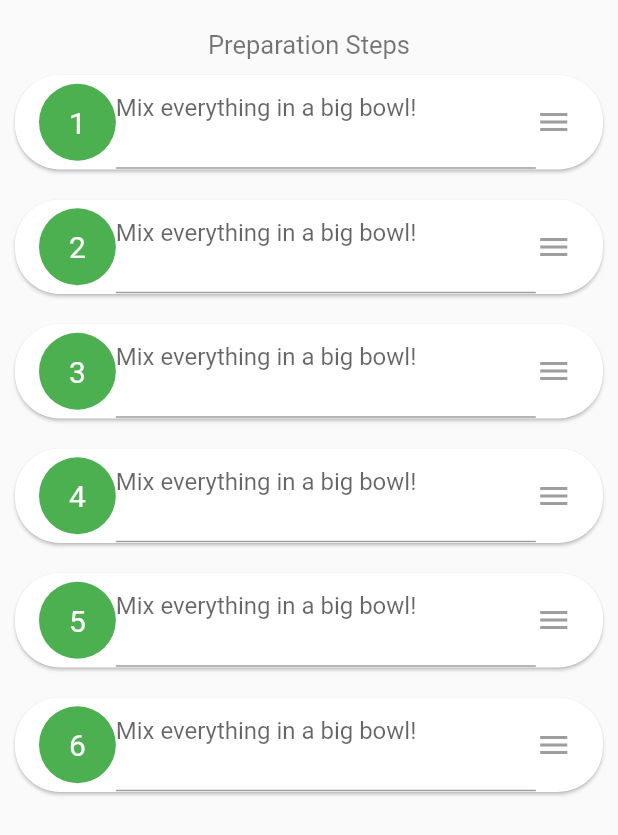
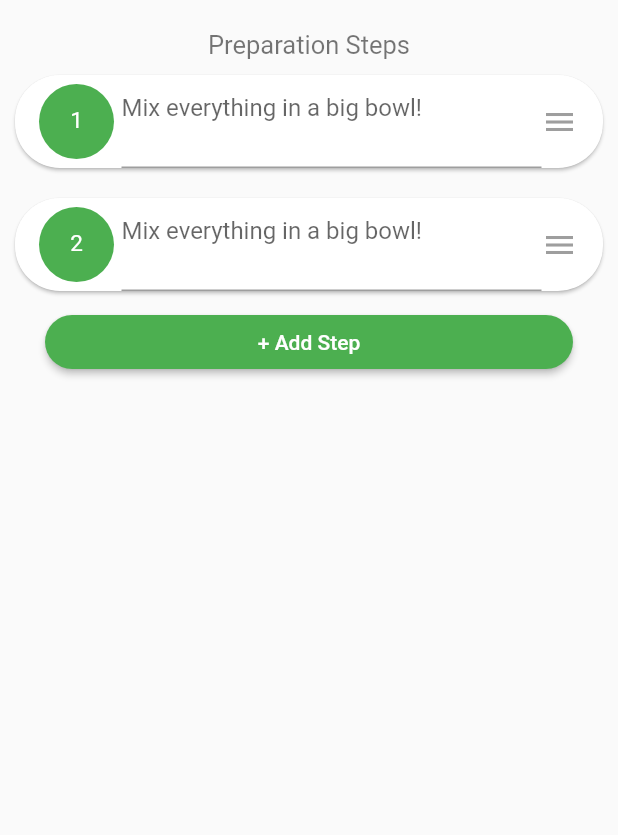
Before and after one commit to eidoof/eidoof-app, a Flutter app: the ReorderableList widget shown alone on an empty page, opened directly with empty values, on a phone screen of 412 x 824 dp. Shown: the top 835 px of the screen. Run offline on Flutter 3.47's test engine with Material 2 defaults, Android fonts, the light colour scheme and no system bars; our stand-ins replace flutter_secure_storage, image_picker, implicitly_animated_reorderable_list; accounts and stored records are empty; network calls fail.

Commit message:
add new button to recipe steps

```diff
--- a/lib/widgets/reorderable/reorderable_list.dart
+++ b/lib/widgets/reorderable/reorderable_list.dart
@@ -35,7 +35,7 @@
     _rows = List<Widget>();
     _steps = List<String>();
 
-    for (max_idx = 0; max_idx < 6; max_idx++) {
+    for (max_idx = 0; max_idx < 2; max_idx++) {
       var elem = new Text("");
       _rows.add(elem);
       _steps.add("");
@@ -70,6 +70,17 @@
     ScrollController _scrollController = PrimaryScrollController.of(context) ??
         ScrollController();
 
+
+    for (var i=0; i<_rows.length; i++) {
+      if(_steps[i] == "button") {
+        _steps.removeAt(i);
+        _rows.removeAt(i);
+      }
+    }
+
+    _rows.add(new Text("button"));
+    _steps.add("button");
+
     return ImplicitlyAnimatedReorderableList<Widget>(
       items: _rows,
       onReorderStarted: (item, from) {
@@ -93,7 +104,31 @@
       },
       itemBuilder: (context, itemAnimation, item, index) {
         // Each item must be wrapped in a Reorderable widget.
-        return reorderableListItem(context, _steps[index], itemAnimation, index, updateText, item);
+        if (_steps[index] == "button") {
+         return Reorderable(
+             key: ValueKey(_steps[index]),
+             child: Padding(
+               padding: EdgeInsets.only(left: 30.0, right: 30.0),
+               child: RaisedButton(
+                 textColor: Colors.white,
+                 color: Colors.green,
+                 child: Text("+ Add Step"),
+                 onPressed: () {
+                   setState(() {
+                     _rows.add(new Text(""));
+                     _steps.add("");
+                   });
+                 },
+                 shape: new RoundedRectangleBorder(
+                   borderRadius: new BorderRadius.circular(30.0),
+                 ),
+               ),
+             )
+          );
+        }
+        else {
+          return reorderableListItem(context, _steps[index], itemAnimation, index, updateText, item);
+        }
       },
       // Since version 0.2.0 you can also display a widget
       // before the reorderable items...
--- a/lib/widgets/reorderable/reorderable_list_item.dart
+++ b/lib/widgets/reorderable/reorderable_list_item.dart
@@ -55,18 +55,24 @@
           child: Row(
             children: [
               Container(
-                //width: 50.0,
-                //height: 50.0,
-                padding: const EdgeInsets.all(20.0),//I used some padding without fixed width and height
+                width: 50.0,
+                height: 50.0,
+                padding: const EdgeInsets.all(15.0),//I used some padding without fixed width and height
                 decoration: new BoxDecoration(
                   shape: BoxShape.circle,// You can use like this way or like the below line
                   //borderRadius: new BorderRadius.circular(30.0),
                   color: Colors.green,
                 ),
-                child: new Text((idx+1).toString(), style: new TextStyle(color: Colors.white, fontSize: 20.0)),// You can add a Icon instead of text also, like below.
+                child: new Text(
+                    (idx+1).toString(),
+                    textAlign: TextAlign.center,
+                    style: new TextStyle(color: Colors.white, fontSize: 15.0)),// You can add a Icon instead of text also, like below.
                 //child: new Icon(Icons.arrow_forward, size: 50.0, color: Colors.black38)),
               ),
               Container(
+                margin: EdgeInsets.only(
+                  left:5,
+                ),
                 width: 280,
                 child: TextFormField(
                   initialValue: (content != null) || (content != "") ? content : null,
```
